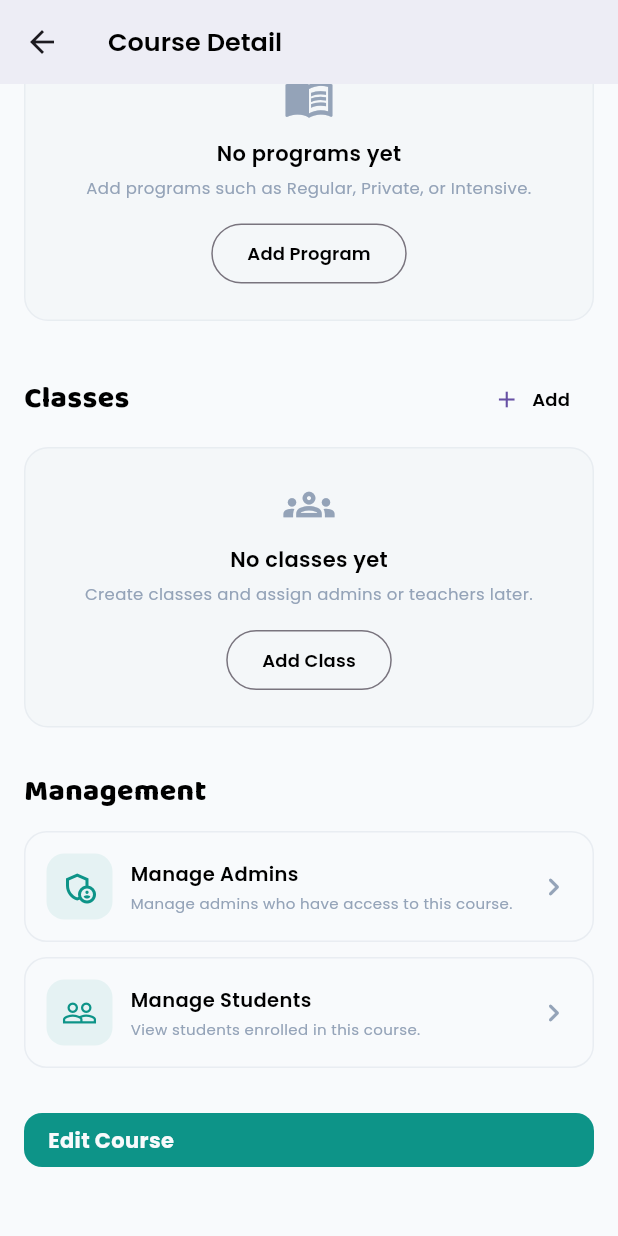
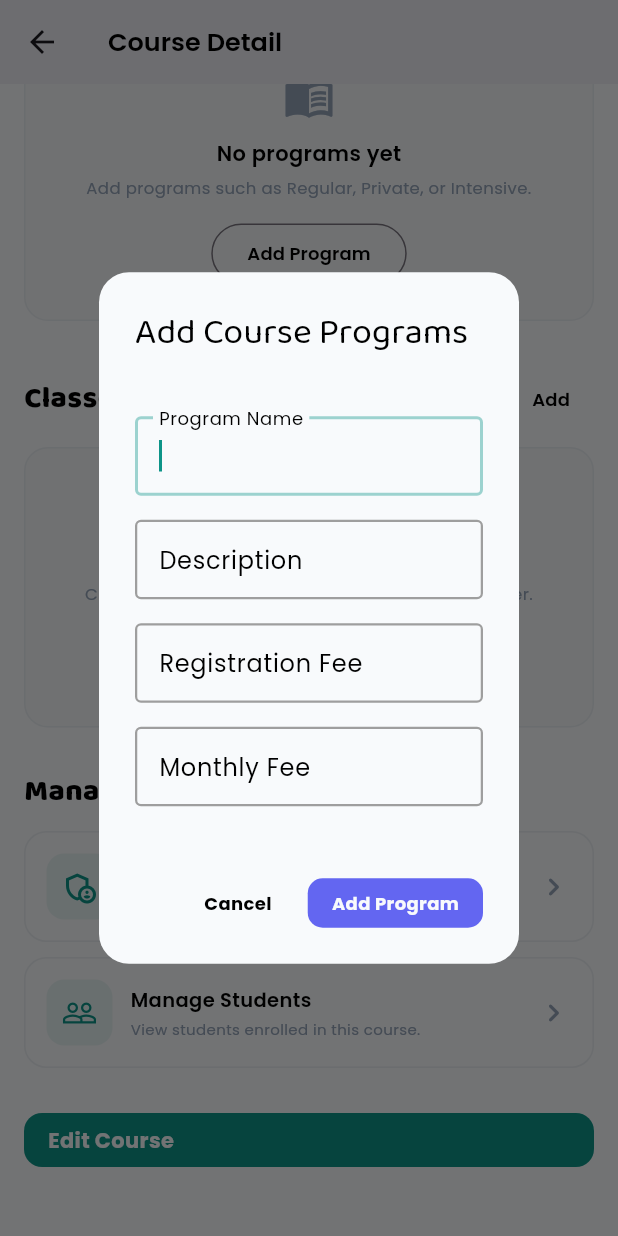
Before and after one commit to dysaproject-hub/LingoManage, a Flutter app: the AdminDetailCoursePage screen opened directly with empty values, scrolled down 527 dp, after a tap on "Add Program", on a phone screen of 412 x 824 dp. Run offline on Flutter 3.47's test engine with Material 3 defaults, Android fonts, the phone set to English and light mode, and no system bars; our stand-ins replace cloud_firestore, firebase_auth, firebase_core, flutter_riverpod, google_fonts, image_picker and 2 more; accounts and stored records are empty.

Commit message:
feat: create and implemented 'add program' function

```diff
--- a/lib/core/constants/firestore_collections.dart
+++ b/lib/core/constants/firestore_collections.dart
@@ -2,4 +2,5 @@ class FirestoreCollection {
   static const String usersCollection = 'users';
   static const String coursesCollection = 'courses';
   static const String courseAdminsCollection = 'course_admins';
+  static const String programsCollection = 'programs';
 }
--- /dev/null
+++ b/lib/features/course/presentation/providers/course_program_provider.dart
@@ -0,0 +1,22 @@
+import 'package:flutter_riverpod/flutter_riverpod.dart';
+import 'package:lingo_manage/features/auth/presentation/providers/auth_provider.dart';
+import 'package:lingo_manage/features/course/data/datasources/course_program_datasources.dart';
+import 'package:lingo_manage/features/course/data/repository/course_program_repository.dart';
+import 'package:lingo_manage/features/course/presentation/providers/course_program_controller.dart';
+
+final courseProgramDatasourcesProvider = Provider<CourseProgramDatasources>((
+  ref,
+) {
+  final db = ref.watch(firebaseFirestoreProvider);
+  return CourseProgramDatasources(db);
+});
+
+final courseProgramRepositoryProvider = Provider<CourseProgramRepository>((ref) {
+  final datasources = ref.watch(courseProgramDatasourcesProvider);
+  return CourseProgramRepository(datasources);
+});
+
+final courseProgramControllerProvider =
+    AsyncNotifierProvider<CourseProgramController, void>(
+      CourseProgramController.new,
+    );
--- a/lib/features/course/presentation/providers/course_provider.dart
+++ b/lib/features/course/presentation/providers/course_provider.dart
@@ -36,29 +36,19 @@ final myCoursesProvider = FutureProvider<List<CourseModel>>((ref) async {
 });
 
 /// COURSE CONTROLLER
-final courseControllerProvider =
-    AsyncNotifierProvider<CourseController, void>(
+final courseControllerProvider = AsyncNotifierProvider<CourseController, void>(
   CourseController.new,
 );
 
 /// GET COURSE CONTROLLER
-final getCourseControllerProvider = FutureProvider<List<CourseModel>>((ref) async {
-  final authState = ref.watch(authStateProvider);
+final getCourseControllerProvider =
+    AsyncNotifierProvider<GetCourseController, List<CourseModel>>(
+      GetCourseController.new,
+    );
 
-  final user = authState.valueOrNull;
-
-  if (user == null) {
-    return [];
-  }
-
-  final repository = ref.watch(courseRepositoryProvider);
-
-  return repository.getAllCourses();
+final courseDetailProvider = FutureProvider.family<CourseModel, String>((
+  ref,
+  courseId,
+) async {
+  return ref.read(courseRepositoryProvider).getCourseById(courseId: courseId);
 });
-
-final courseDetailProvider =
-    FutureProvider.family<CourseModel, String>((ref, courseId) async {
-  return ref
-      .read(courseRepositoryProvider)
-      .getCourseById(courseId: courseId);
-});
--- a/lib/features/course/presentation/screens/admin_detail_course_page.dart
+++ b/lib/features/course/presentation/screens/admin_detail_course_page.dart
@@ -133,7 +133,7 @@ class AdminDetailCoursePage extends ConsumerWidget {
                               );
                             },
                             error: (error, s) => textPoppins('--'),
-                            loading: () => LoadingWidget(size: 20,),
+                            loading: () => LoadingWidget(size: 20),
                           ),
                         ],
                       ),
@@ -208,7 +208,11 @@ class AdminDetailCoursePage extends ConsumerWidget {
 
                     TextButton.icon(
                       onPressed: () {
-                        // TODO: Add Program
+                        PopupWidget.showDialogAddCourseProgram(
+                          context: context,
+                          courseData: courseModel,
+                          ref: ref,
+                        );
                       },
 
                       icon: const Icon(Icons.add, size: 18),
@@ -224,6 +228,8 @@ class AdminDetailCoursePage extends ConsumerWidget {
 
                 const SizedBox(height: 8),
 
+
+
                 EmptySection(
                   icon: Icons.menu_book_outlined,
                   title: 'No programs yet',
@@ -231,7 +237,12 @@ class AdminDetailCoursePage extends ConsumerWidget {
                       'Add programs such as Regular, Private, or Intensive.',
                   buttonText: 'Add Program',
                   onPressed: () {
-                    // TODO: Add Program
+                    // TODO: Show The Program (First: Create the controller)
+                    PopupWidget.showDialogAddCourseProgram(
+                      context: context,
+                      courseData: courseModel,
+                      ref: ref,
+                    );
                   },
                 ),
 
--- a/lib/shared/widgets/popup_widget.dart
+++ b/lib/shared/widgets/popup_widget.dart
@@ -3,6 +3,7 @@ import 'package:flutter_riverpod/flutter_riverpod.dart';
 import 'package:lingo_manage/core/constants/app_colors.dart';
 import 'package:lingo_manage/core/models/app_users.dart';
 import 'package:lingo_manage/features/course/models/course_model.dart';
+import 'package:lingo_manage/features/course/presentation/providers/course_program_provider.dart';
 import 'package:lingo_manage/features/course/presentation/providers/course_provider.dart';
 import 'package:lingo_manage/shared/widgets/button_widget.dart';
 import 'package:lingo_manage/shared/widgets/text_field_widget.dart';
@@ -256,4 +257,99 @@ class PopupWidget {
       },
     );
   }
+
+  static void showDialogAddCourseProgram({
+    required BuildContext context,
+    required CourseModel courseData,
+    required WidgetRef ref,
+  }) {
+    final TextEditingController programNameController = TextEditingController();
+
+    final TextEditingController descriptionController = TextEditingController();
+
+    final TextEditingController registrationFeeController = TextEditingController();
+
+    final TextEditingController monthlyFeeController = TextEditingController();
+
+    showDialog(
+      context: context,
+      builder: (context) {
+        return AlertDialog(
+          backgroundColor: AppColors.lightText,
+          shape: RoundedRectangleBorder(
+            borderRadius: BorderRadius.circular(20),
+          ),
+          title: textBaloo2("Add Course Programs", fontSize: 24),
+          content: Column(
+            mainAxisSize: MainAxisSize.min,
+            children: [
+              const SizedBox(height: 24),
+              textFieldWidget(
+                labelText: "Program Name",
+                controller: programNameController,
+                textFieldType: TextFieldType.outline,
+              ),
+              const SizedBox(height: 16),
+              textFieldWidget(
+                labelText: "Description",
+                controller: descriptionController,
+                textFieldType: TextFieldType.outline,
+              ),
+              const SizedBox(height: 16),
+              textFieldWidget(
+                labelText: "Registration Fee",
+                controller: registrationFeeController,
+                textFieldType: TextFieldType.outline,
+                keyboardType: TextInputType.number,
+              ),
+              const SizedBox(height: 16),
+              textFieldWidget(
+                labelText: "Monthly Fee",
+                controller: monthlyFeeController,
+                textFieldType: TextFieldType.outline,
+                keyboardType: TextInputType.number
+              ),
+              const SizedBox(height: 24),
+            ],
+          ),
+          actions: [
+            Button(
+              text: "Cancel",
+              textColor: AppColors.black,
+              bgColor: AppColors.lightText,
+              fontSize: 12,
+              fontWeight: FontWeight.w700,
+              borderRadius: BorderRadius.circular(10),
+              onPressed: () {
+                Navigator.pop(context);
+              },
+            ),
+            Button(
+              text: "Add Program",
+              textColor: AppColors.lightText,
+              bgColor: AppColors.accent,
+              fontSize: 12,
+              fontWeight: FontWeight.w700,
+              borderRadius: BorderRadius.circular(10),
+              onPressed: () async {
+                await ref
+                    .read(courseProgramControllerProvider.notifier)
+                    .addCourseProgram(
+                      courseId: courseData.id,
+                      name: programNameController.text,
+                      description: descriptionController.text,
+                      registrationFee: int.tryParse(registrationFeeController.text) ?? 0,
+                      monthlyFee: int.tryParse(monthlyFeeController.text) ?? 0,
+                      isActive: true,
+                    );
+
+                if (!context.mounted) return;
+                Navigator.pop(context);
+              },
+            ),
+          ],
+        );
+      },
+    );
+  }
 }
```
Also changed, not shown: lib/features/course/data/datasources/course_program_datasources.dart (added, +42 -0 lines), lib/features/course/data/repository/course_program_repository.dart (added, +28 -0 lines), lib/features/course/models/course_program_model.dart (added, +39 -0 lines), lib/features/course/presentation/providers/course_controller.dart (+10 -0 lines), lib/features/course/presentation/providers/course_program_controller.dart (added, +32 -0 lines).
